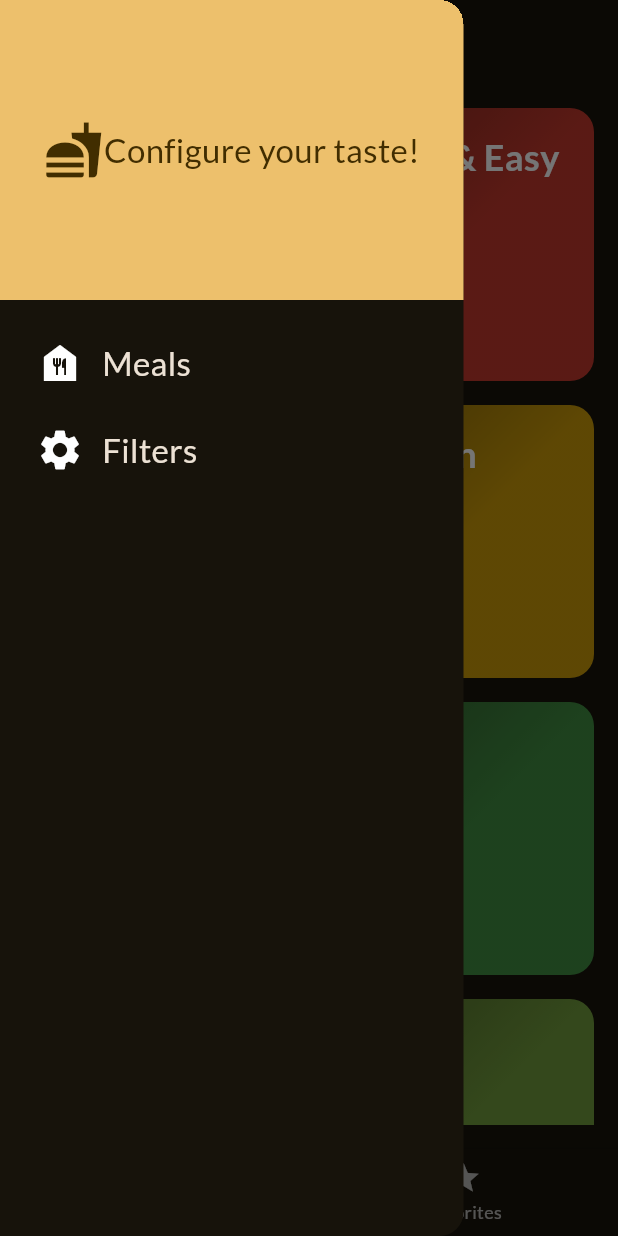
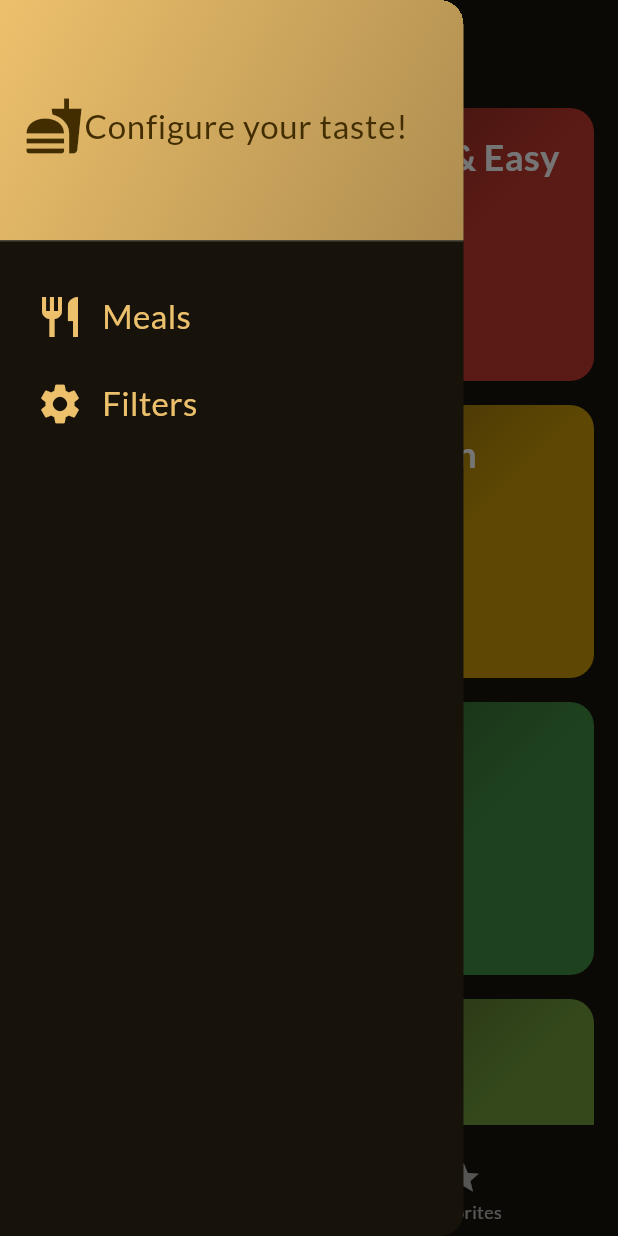
Before and after one commit to Tuvshinbayar-hub/meals_app, a Flutter app: the screen it shows after launch, with the side drawer open, on a phone screen of 412 x 824 dp. Run offline on Flutter 3.47's test engine with Material 3 defaults, Android fonts, the phone set to English and light mode, and no system bars; our stand-ins replace flutter_bloc, google_fonts, transparent_image.

Commit message:
categories_screen, favorite_icon animations

```diff
--- a/lib/screens/categories_screen.dart
+++ b/lib/screens/categories_screen.dart
@@ -2,13 +2,38 @@ import 'package:flutter/material.dart';
 import 'package:meals_app/widgets/category_item.dart';
 import 'package:meals_app/data/dummy_data.dart';
 
-class CategoriesScreen extends StatelessWidget {
+class CategoriesScreen extends StatefulWidget {
   const CategoriesScreen({super.key});
+
+  @override
+  State<CategoriesScreen> createState() => _CategoriesScreenState();
+}
+
+class _CategoriesScreenState extends State<CategoriesScreen>
+    with SingleTickerProviderStateMixin {
+  late AnimationController _animationController;
   final _availableCategories = availableCategories;
 
   @override
+  void initState() {
+    _animationController =
+        AnimationController(vsync: this, duration: Duration(milliseconds: 300));
+    super.initState();
+
+    _animationController.forward();
+  }
+
+  @override
+  void dispose() {
+    _animationController.dispose();
+    super.dispose();
+  }
+
+  @override
   Widget build(BuildContext context) {
-    return Padding(
+    return AnimatedBuilder(
+      animation: _animationController,
+      child: Padding(
         padding: EdgeInsets.all(16),
         child: GridView.builder(
           gridDelegate: SliverGridDelegateWithFixedCrossAxisCount(
@@ -17,6 +42,15 @@ class CategoriesScreen extends StatelessWidget {
               CategoryItem(categoryItemData: availableCategories[index]),
           itemCount: _availableCategories.length,
         ),
+      ),
+      builder: (context, child) => SlideTransition(
+        position: Tween(
+          begin: Offset(0, 0.4),
+          end: Offset(0, 0),
+        ).animate(CurvedAnimation(
+            parent: _animationController, curve: Curves.decelerate)),
+        child: child,
+      ),
     );
   }
 }
--- a/lib/screens/filters/bloc/filter_item_bloc.dart
+++ b/lib/screens/filters/bloc/filter_item_bloc.dart
@@ -6,7 +6,6 @@ class FilterItemBloc extends Bloc<FilterItemEvent, FilterItemState> {
   FilterItemBloc() : super(FilterItemState()) {
     on<ToggleGlutenFree>(
       (event, emit) {
-        print(state.isGlutenFree);
         emit(state.copyWith(isGlutenFree: !state.isGlutenFree));
       },
     );
--- a/lib/widgets/main_drawer.dart
+++ b/lib/widgets/main_drawer.dart
@@ -21,8 +21,9 @@ class MainDrawer extends StatelessWidget {
               width: 24,
             ),
             Icon(
-              Icons.food_bank_sharp,
+              Icons.restaurant,
               size: 32,
+              color: Theme.of(context).colorScheme.primary,
             ),
             SizedBox(
               width: 12,
@@ -31,7 +32,7 @@ class MainDrawer extends StatelessWidget {
               "Meals",
               style: TextStyle().copyWith(
                 fontSize: 22,
-                color: Theme.of(context).primaryTextTheme.bodyLarge!.color,
+                color: Theme.of(context).colorScheme.primary,
               ),
             )
           ],
@@ -58,6 +59,7 @@ class MainDrawer extends StatelessWidget {
             Icon(
               Icons.settings,
               size: 32,
+              color: Theme.of(context).colorScheme.primary,
             ),
             SizedBox(
               width: 12,
@@ -66,7 +68,7 @@ class MainDrawer extends StatelessWidget {
               "Filters",
               style: TextStyle().copyWith(
                 fontSize: 22,
-                color: Theme.of(context).primaryTextTheme.bodyLarge!.color,
+                color: Theme.of(context).colorScheme.primary,
               ),
             )
           ],
@@ -79,27 +81,14 @@ class MainDrawer extends StatelessWidget {
       backgroundColor: Theme.of(context).canvasColor,
       child: Column(
         children: [
-          // DrawerHeader(
-          //     child: Row(
-          //   children: [
-          //     Icon(
-          //       Icons.fastfood,
-          //       size: 40,
-          //       color: Theme.of(context).colorScheme.onPrimary,
-          //     ),
-          //     Text(
-          //       'Configure your taste!',
-          //       style: TextStyle().copyWith(
-          //           fontSize: 22,
-          //           color: Theme.of(context).colorScheme.onPrimary),
-          //     )
-          //   ],
-          // )),
-          Container(
-            height: 200,
-            color: Theme.of(context).colorScheme.primary,
+          DrawerHeader(
+            decoration: BoxDecoration(
+              gradient: LinearGradient(colors: [
+                Theme.of(context).colorScheme.primary,
+                Theme.of(context).colorScheme.primary.withAlpha(180)
+              ], begin: Alignment.topLeft, end: Alignment.bottomRight),
+            ),
             child: Row(
-              mainAxisAlignment: MainAxisAlignment.center,
               children: [
                 Icon(
                   Icons.fastfood,
--- a/lib/widgets/meal_item.dart
+++ b/lib/widgets/meal_item.dart
@@ -51,13 +51,15 @@ class MealItem extends StatelessWidget {
         child: Stack(
           children: [
             SizedBox(
+                child: Hero(
+                    tag: mealData.id,
                     child: FadeInImage(
                       width: double.infinity,
                       height: 220,
                       placeholder: MemoryImage(kTransparentImage),
                       image: NetworkImage(mealData.imageUrl),
                       fit: BoxFit.cover,
-            )),
+                    ))),
             Positioned(
                 bottom: 0,
                 right: 0,
```
Also changed, not shown: lib/screens/meal_screen.dart (+36 -14 lines). Lines whose indentation alone changed are shown as unchanged.
